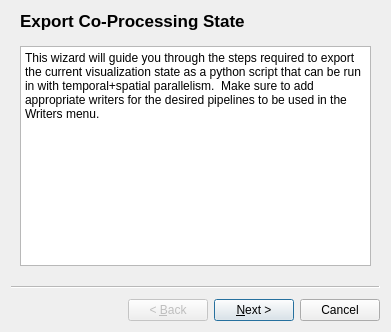
This is Plugins/TemporalParallelismScriptGenerator/Resources/ExportStateWizard.ui in aashish24/paraview-climate-3.11.1 as Qt 5 draws it before an edit. The edited form follows.
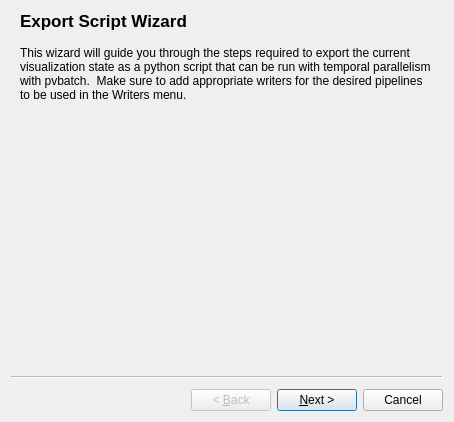
This is the edited form. Custom widgets are drawn as their Qt base class.

Commit message: The generated script can now output images from multiple views.

Diff of the .ui file:
```diff
--- a/Plugins/TemporalParallelismScriptGenerator/Resources/ExportStateWizard.ui
+++ b/Plugins/TemporalParallelismScriptGenerator/Resources/ExportStateWizard.ui
@@ -6,14 +6,14 @@
    <rect>
     <x>0</x>
     <y>0</y>
-    <width>391</width>
-    <height>332</height>
+    <width>454</width>
+    <height>422</height>
    </rect>
   </property>
   <property name="minimumSize">
    <size>
-    <width>200</width>
-    <height>100</height>
+    <width>300</width>
+    <height>320</height>
    </size>
   </property>
   <property name="windowTitle">
@@ -21,35 +21,38 @@
   </property>
   <widget class="QWizardPage" name="wizardPage1">
    <property name="title">
-    <string>Export Co-Processing State</string>
+    <string>Export Script Wizard</string>
    </property>
    <attribute name="pageId">
     <string notr="true">0</string>
    </attribute>
    <layout class="QGridLayout" name="gridLayout">
     <item row="0" column="0">
-     <widget class="QTextEdit" name="textEdit">
-      <property name="enabled">
-       <bool>true</bool>
+     <widget class="QLabel" name="label">
+      <property name="text">
+       <string>This wizard will guide you through the steps required to export the current visualization state as a python script that can be run with temporal parallelism with pvbatch.  Make sure to add appropriate writers for the desired pipelines to be used in the Writers menu.</string>
       </property>
-      <property name="undoRedoEnabled">
-       <bool>false</bool>
+      <property name="alignment">
+       <set>Qt::AlignLeading|Qt::AlignLeft|Qt::AlignTop</set>
       </property>
-      <property name="readOnly">
+      <property name="wordWrap">
        <bool>true</bool>
       </property>
-      <property name="html">
-       <string>&lt;!DOCTYPE HTML PUBLIC &quot;-//W3C//DTD HTML 4.0//EN&quot; &quot;http://www.w3.org/TR/REC-html40/strict.dtd&quot;&gt;
-&lt;html&gt;&lt;head&gt;&lt;meta name=&quot;qrichtext&quot; content=&quot;1&quot; /&gt;&lt;style type=&quot;text/css&quot;&gt;
-p, li { white-space: pre-wrap; }
-&lt;/style&gt;&lt;/head&gt;&lt;body style=&quot; font-family:'Sans Serif'; font-size:9pt; font-weight:400; font-style:normal;&quot;&gt;
-&lt;table border=&quot;0&quot; style=&quot;-qt-table-type: root; margin-top:4px; margin-bottom:4px; margin-left:4px; margin-right:4px;&quot;&gt;
-&lt;tr&gt;
-&lt;td style=&quot;border: none;&quot;&gt;
-&lt;p style=&quot; margin-top:0px; margin-bottom:0px; margin-left:0px; margin-right:0px; -qt-block-indent:0; text-indent:0px;&quot;&gt;&lt;span style=&quot; font-family:'Helvetica';&quot;&gt;This wizard will guide you through the steps required to export the current visualization state as a python script that can be run in with temporal+spatial parallelism.  Make sure to add appropriate writers for the desired pipelines to be used in the Writers menu.&lt;/span&gt;&lt;/p&gt;&lt;/td&gt;&lt;/tr&gt;&lt;/table&gt;&lt;/body&gt;&lt;/html&gt;</string>
-      </property>
      </widget>
     </item>
+    <item row="1" column="0">
+     <spacer name="verticalSpacer_2">
+      <property name="orientation">
+       <enum>Qt::Vertical</enum>
+      </property>
+      <property name="sizeHint" stdset="0">
+       <size>
+        <width>20</width>
+        <height>40</height>
+       </size>
+      </property>
+     </spacer>
+    </item>
    </layout>
   </widget>
   <widget class="pqTPExportStateWizardPage2" name="wizardPage2">
```
Left out of the diff: 213 changed lines with no effect on the pictures. The commit also changes 5 other files.
